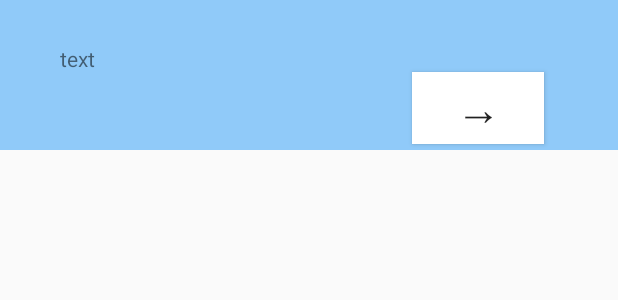
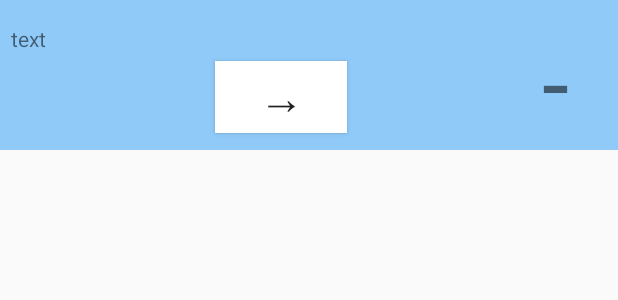
Before and after one commit to asa-ko/HomeRecycler617___, an Android app: the layout home_data.xml on its own in the app's theme, with its tools: preview values and no code run, on a phone screen of 412 x 824 dp. Shown: the top 300 px of the screen. Run offline under Robolectric (Android 15) with nearby library versions, the phone set to English and light mode, and no system bars.

Commit message:
homerecycler6/12

```diff
--- a/app/src/main/java/app/shigenawa/ass/homerecycler/HomeAdapter.kt
+++ b/app/src/main/java/app/shigenawa/ass/homerecycler/HomeAdapter.kt
@@ -61,6 +61,7 @@ class HomeAdapter(private val context: Context ) :
 
         holder.dataText.setText(item.timeData)
 
+
       //  holder.dataText.text=mItems[position].timeData
 
     }
@@ -76,14 +77,22 @@ class HomeAdapter(private val context: Context ) :
         notifyDataSetChanged()
     }
 
-    private fun removeItem(position: Int){
+   /* fun removeItem(position: Int){
         items.removeAt(position)
         notifyItemRemoved(position)
         notifyDataSetChanged()
     }
 
+    */
+
     /*class ViewHolder(view: View):RecyclerView.ViewHolder(view){
         val date:TextView= view.dataText
     }*/
 
+    /*interface OnItemClickListener {
+        fun onItemClick(item: Time)
+    }
+
+     */
+
 }
--- a/app/src/main/java/app/shigenawa/ass/homerecycler/RegisterActivity.kt
+++ b/app/src/main/java/app/shigenawa/ass/homerecycler/RegisterActivity.kt
@@ -41,7 +41,7 @@ class RegisterActivity : AppCompatActivity() {
 
 
 
-        if(time!=null){
+       if(time!=null){
             val uried: Uri= Uri.parse(time.uri)
             imageView.setImageURI(uried)
 
--- a/app/src/main/res/layout/home_data.xml
+++ b/app/src/main/res/layout/home_data.xml
@@ -8,12 +8,12 @@
 
     <TextView
         android:id="@+id/dataText"
-        android:layout_width="0dp"
+        android:layout_width="80sp"
         android:layout_height="41dp"
-        android:layout_marginStart="40dp"
-        android:layout_marginEnd="126dp"
+        android:layout_marginStart="7dp"
+        android:layout_marginTop="16dp"
+        android:layout_marginEnd="56dp"
         android:text="text"
-        app:layout_constraintBottom_toBottomOf="parent"
         app:layout_constraintEnd_toStartOf="@+id/button3"
         app:layout_constraintStart_toStartOf="parent"
         app:layout_constraintTop_toTopOf="parent" />
@@ -22,12 +22,27 @@
         android:id="@+id/button3"
         android:layout_width="wrap_content"
         android:layout_height="wrap_content"
-        android:layout_marginEnd="49dp"
-        android:layout_marginBottom="4dp"
+        android:layout_marginEnd="40dp"
+        android:layout_marginBottom="11dp"
         android:background="#FFFFFF"
         android:text="→"
         android:textSize="30sp"
         app:layout_constraintBottom_toBottomOf="parent"
+        app:layout_constraintEnd_toStartOf="@+id/deleteText"
+        app:layout_constraintStart_toEndOf="@+id/dataText" />
+
+    <TextView
+        android:id="@+id/deleteText"
+        android:layout_width="0dp"
+        android:layout_height="80sp"
+        android:layout_marginStart="58dp"
+        android:layout_marginTop="16dp"
+        android:layout_marginBottom="16dp"
+        android:text="  -"
+        android:textSize="65sp"
+        app:layout_constraintBottom_toBottomOf="parent"
         app:layout_constraintEnd_toEndOf="parent"
-        app:layout_constraintStart_toEndOf="@+id/dataText" />
+        app:layout_constraintStart_toEndOf="@+id/button3"
+        app:layout_constraintTop_toTopOf="parent" />
+
 </androidx.constraintlayout.widget.ConstraintLayout>
```
Also changed, not shown: app/src/main/java/app/shigenawa/ass/homerecycler/MainActivity.kt (+7 -3 lines).
